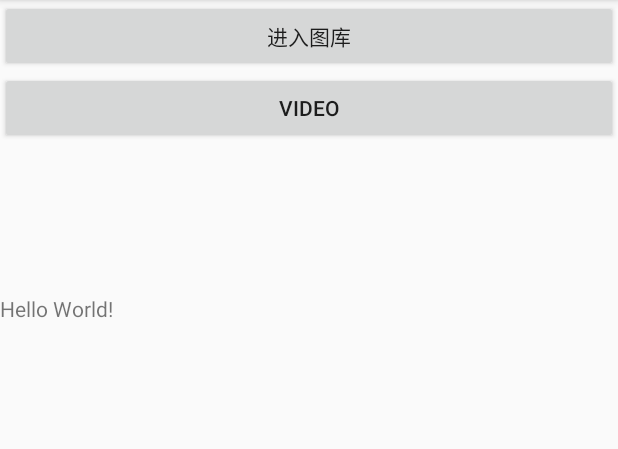
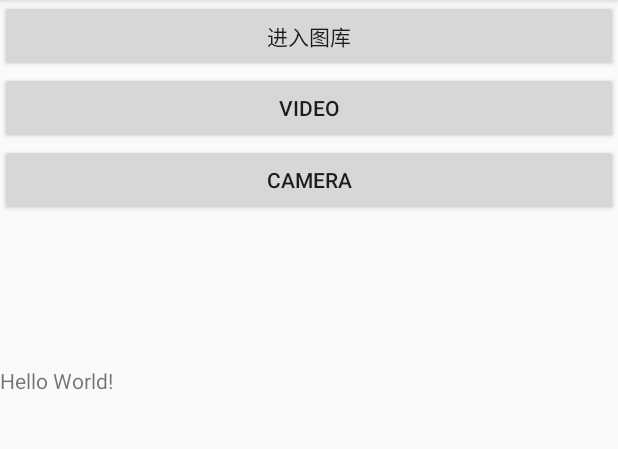
Before and after one commit to WentGone/PhotoSelected, an Android app: the screen it shows after launch (MainActivity), on a phone screen of 412 x 824 dp, the part 84-533 px from its top. Run offline under Robolectric (Android 15) with nearby library versions, the phone set to English and light mode, and no system bars; pictures from the network do not load.

Commit message:
修改release摄像头后崩溃的bug

```diff
--- a/app/src/main/java/cn/mdruby/pickphotodemo/MainActivity.java
+++ b/app/src/main/java/cn/mdruby/pickphotodemo/MainActivity.java
@@ -14,6 +14,7 @@ import java.util.List;
 import cn.mdruby.pickphotovideoview.MediaModel;
 import cn.mdruby.pickphotovideoview.PickConfig;
 import cn.mdruby.pickphotovideoview.PickPhotoView;
+import cn.mdruby.pickphotovideoview.camera.activity.CameraVideoActivity;
 
 public class MainActivity extends AppCompatActivity {
     ImageView iv;
@@ -43,6 +44,15 @@ public class MainActivity extends AppCompatActivity {
                 startActivity(new Intent(MainActivity.this,VideoActivity.class));
             }
         });
+
+        Button cameraBtn = (Button) findViewById(R.id.camera);
+        cameraBtn.setOnClickListener(new View.OnClickListener() {
+            @Override
+            public void onClick(View v) {
+                Intent intentCamera = new Intent(MainActivity.this, CameraVideoActivity.class);
+                startActivityForResult(intentCamera,0x01);
+            }
+        });
     }
 
     @Override
--- a/app/src/main/res/layout/activity_main.xml
+++ b/app/src/main/res/layout/activity_main.xml
@@ -16,6 +16,11 @@
         android:layout_height="wrap_content"
         android:id="@+id/video"
         android:text="video"/>
+    <Button
+        android:layout_width="match_parent"
+        android:layout_height="wrap_content"
+        android:id="@+id/camera"
+        android:text="camera"/>
     <ImageView
         android:layout_width="100dp"
         android:layout_height="100dp"
```
Also changed, not shown: pickphotovideoview/src/main/java/cn/mdruby/pickphotovideoview/camera/activity/CameraVideoActivity.java (+11 -2 lines).
